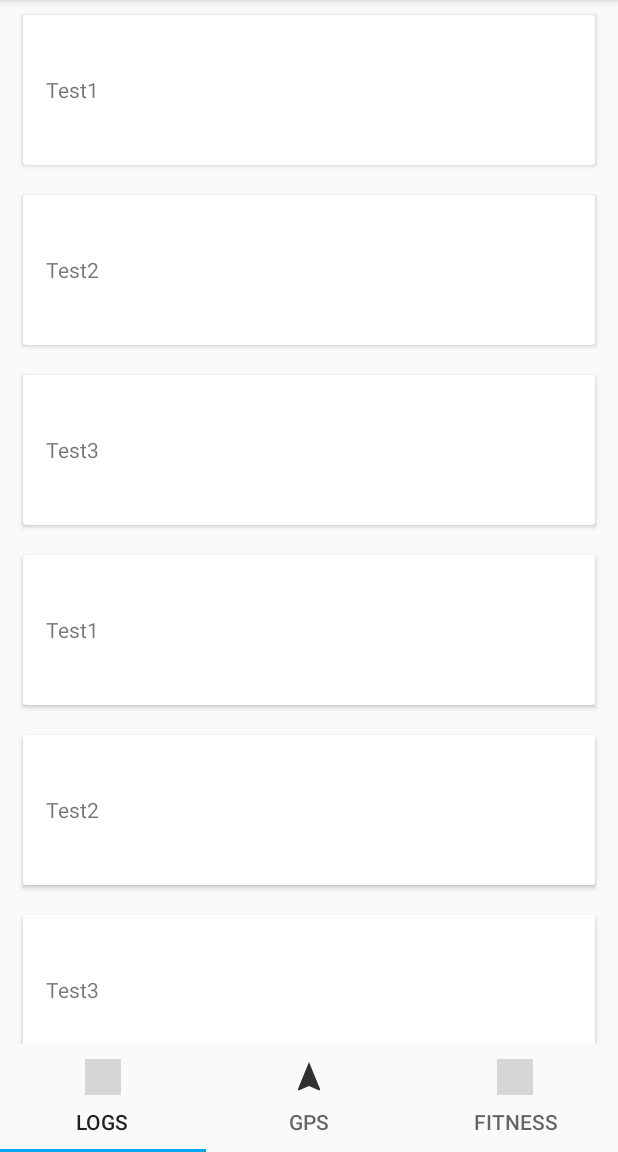
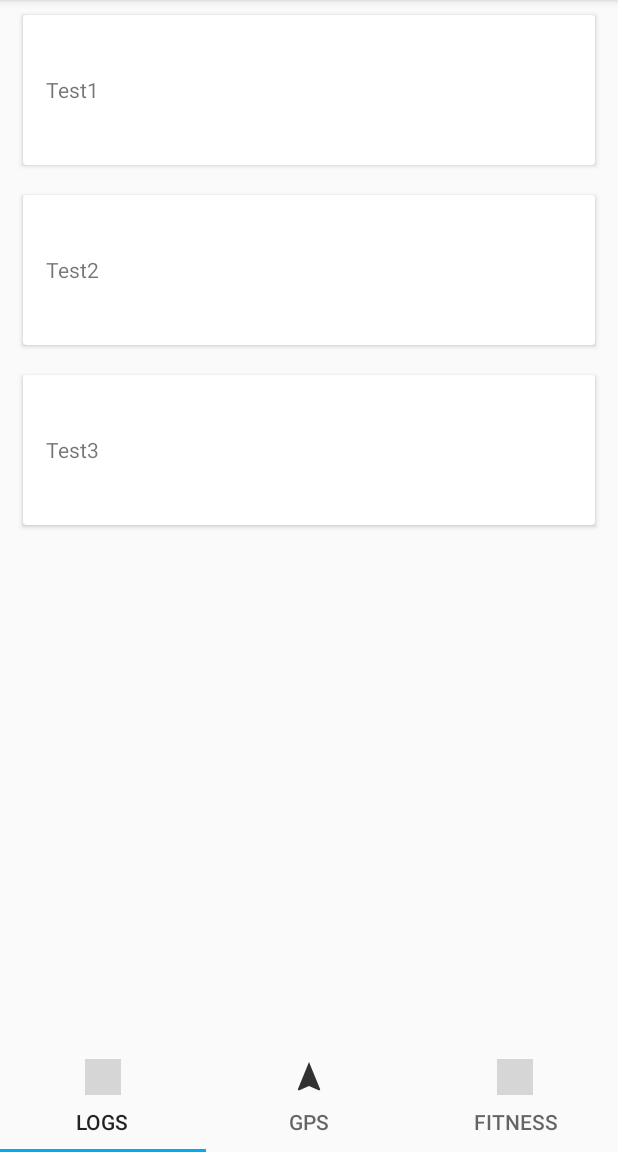
Before and after one commit to DLabbate/BikeBuddy, an Android app: the LogFragment screen opened directly, with no data from a screen before it, on a phone screen of 412 x 824 dp, the part 84-1236 px from its top. Run offline under Robolectric (Android 15) with nearby library versions, the phone set to English and light mode, and no system bars; libraries missing offline, so code that uses them is left out: me.aflak.bluetooth; 5 statements that could not run were skipped; grey boxes are pictures that could not be loaded.

```diff
--- a/app/src/main/java/com/example/bikebuddy/LogFragment.java
+++ b/app/src/main/java/com/example/bikebuddy/LogFragment.java
@@ -37,12 +37,6 @@ public class LogFragment extends Fragment {
         testStrings.add("Test1");
         testStrings.add("Test2");
         testStrings.add("Test3");
-        testStrings.add("Test1");
-        testStrings.add("Test2");
-        testStrings.add("Test3");
-        testStrings.add("Test1");
-        testStrings.add("Test2");
-        testStrings.add("Test3");
         Log.d(TAG,"testStrings size: " + testStrings.size());
         workoutAdapter = new WorkoutAdapter(getActivity(),testStrings);
         linearLayoutManager = new LinearLayoutManager(getActivity());
```
